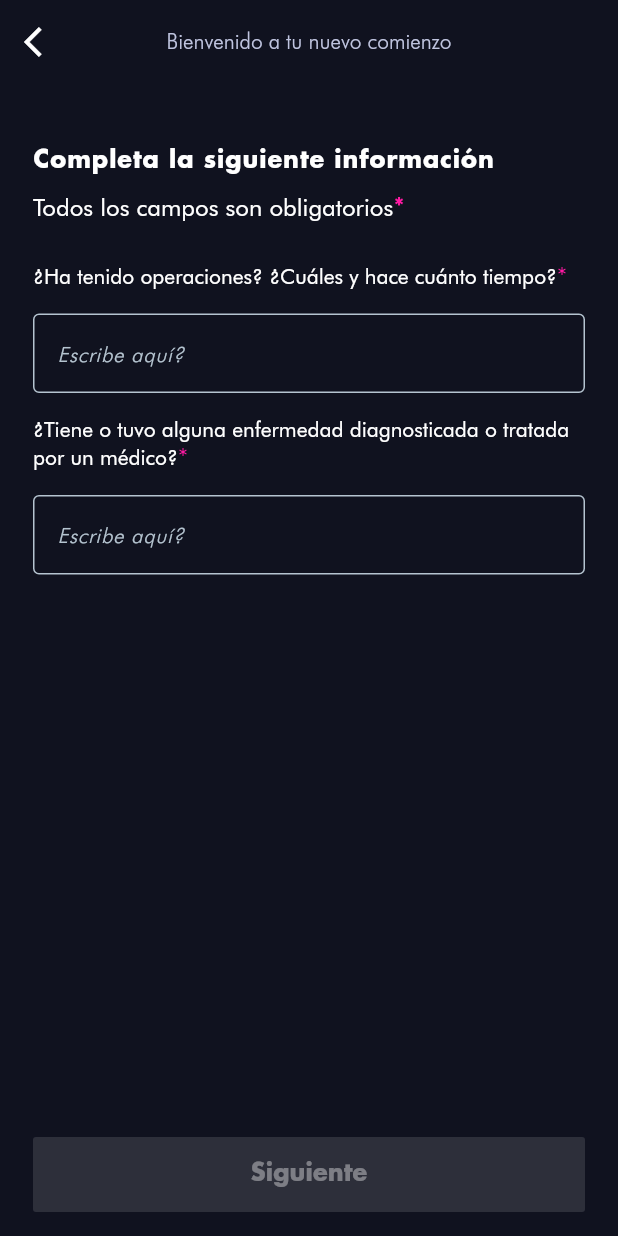
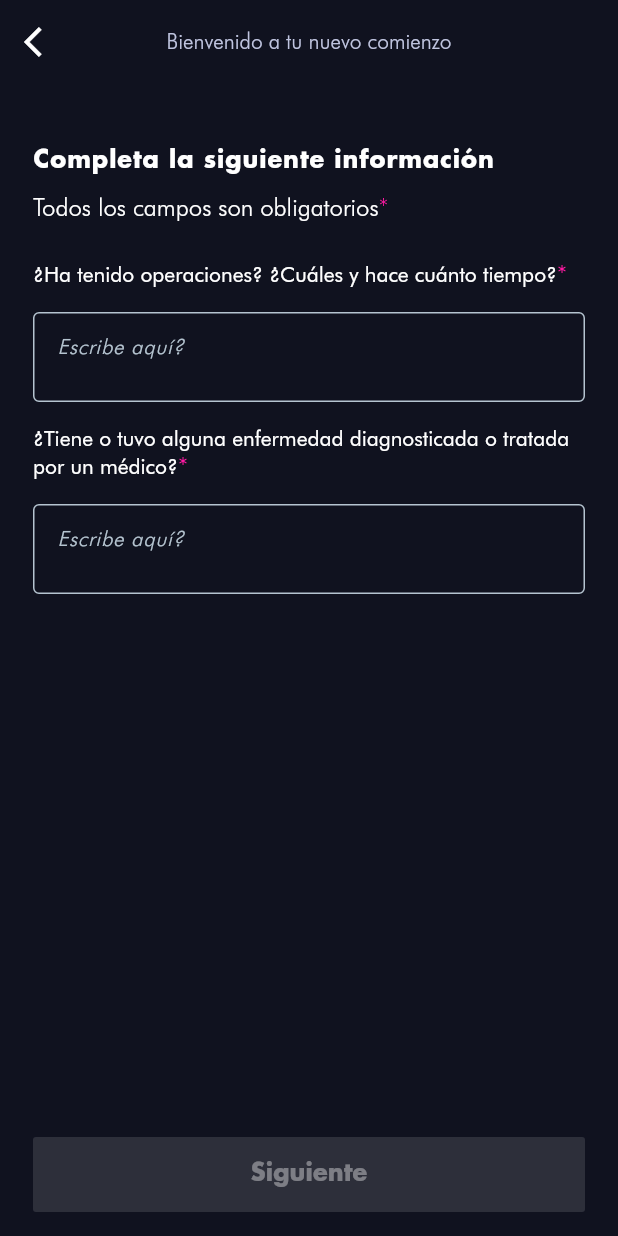
Before and after one commit to renteriajhony/anamnesis, a Flutter app: the screen it shows after launch, on a phone screen of 412 x 824 dp. Run offline on Flutter 3.47's test engine with Material 3 defaults, Android fonts, the phone set to English and light mode, and no system bars.

Commit message:
Documentation project

```diff
--- a/lib/main.dart
+++ b/lib/main.dart
@@ -2,7 +2,7 @@ import 'package:flutter/material.dart';
 import 'package:provider/provider.dart';
 
 import 'anamnesis.dart';
-
+/// [main] function is the entry point of the application.
 void main() {
   runApp(
     ChangeNotifierProvider(
--- a/lib/page/steps_anamnesis/anamnesis_page.dart
+++ b/lib/page/steps_anamnesis/anamnesis_page.dart
@@ -1,10 +1,8 @@
+import 'package:anamnesis/anamnesis.dart';
 import 'package:flutter/material.dart';
 import 'package:provider/provider.dart';
-
-import '../../provider/form_provider.dart';
-import 'screens/screens.dart';
-import '../../widgets/widgets.dart';
-
+/// [AnamnesisPage] class is used to create an anamnesis page for the application.
+/// This page is used to display the anamnesis steps.
 class AnamnesisPage extends StatelessWidget {
   const AnamnesisPage({super.key});
   static const String routeName = '/anamnesis_steps';
@@ -27,7 +25,9 @@ class AnamnesisPage extends StatelessWidget {
         ),
       ),
       floatingActionButton: Padding(
-        padding: const EdgeInsets.symmetric(horizontal: 22),
+        padding: const EdgeInsets.symmetric(
+          horizontal: DimensionsDouble.twentyTwo,
+        ),
         child: CustomPrimaryButton(
           onPressed: () {
             formProvider.navigateToNextStage(context);
@@ -38,25 +38,28 @@ class AnamnesisPage extends StatelessWidget {
       floatingActionButtonLocation: FloatingActionButtonLocation.centerFloat,
       body: ListView(
         shrinkWrap: true,
-        padding: const EdgeInsets.only(left: 22, right: 22, top: 40),
+        padding: const EdgeInsets.only(
+            left: DimensionsDouble.twentyTwo,
+            right: DimensionsDouble.twentyTwo,
+            top: DimensionsDouble.forty),
         children: [
           Text(
             'Completa la siguiente información',
             textAlign: TextAlign.left,
             style: TextStyle(
               fontFamily: 'Futura',
-              fontSize: 16.0,
+              fontSize: DimensionsDouble.sixteen,
               fontWeight: FontWeight.w500,
-              letterSpacing: 16 * 0.04,
+              letterSpacing: DimensionsDouble.sixteen * 0.04,
             ),
           ),
-          const SizedBox(height: 10),
+          const SizedBox(height: DimensionsDouble.ten),
           RichText(
             text: TextSpan(
               text: 'Todos los campos son obligatorios',
               style: TextStyle(
-                fontFamily: "Futura Bk BT",
-                fontSize: 16.0,
+                fontFamily: FontFamilt.futuraLtBt,
+                fontSize: DimensionsDouble.sixteen,
                 fontWeight: FontWeight.w400,
               ),
               children: <TextSpan>[
@@ -64,14 +67,14 @@ class AnamnesisPage extends StatelessWidget {
                     text: '*',
                     style: TextStyle(
                       fontWeight: FontWeight.w400,
-                      fontSize: 16,
-                      fontFamily: 'Futura',
+                      fontSize: DimensionsDouble.sixteen,
+                      fontFamily: FontFamilt.futuraLtBt,
                       color: Theme.of(context).colorScheme.error,
                     )),
               ],
             ),
           ),
-          const SizedBox(height: 25),
+          const SizedBox(height: DimensionsDouble.twentyFive),
           formProvider.currentPage == 0 ? AnamnesisStep1() : AnamnesisStep2(),
         ],
       ),
--- a/lib/page/steps_anamnesis/screens/anamnesis_step1.dart
+++ b/lib/page/steps_anamnesis/screens/anamnesis_step1.dart
@@ -1,9 +1,12 @@
+import 'package:anamnesis/tokens/domensions.dart';
 import 'package:anamnesis/widgets/widgets.dart';
 import 'package:flutter/material.dart';
 import 'package:provider/provider.dart';
 
 import '../../../provider/form_provider.dart';
 
+/// [AnamnesisStep1] class is used to create the first step of the anamnesis form.
+/// This step is used to ask the user if they have had any operations or diseases.
 class AnamnesisStep1 extends StatelessWidget {
   const AnamnesisStep1({super.key});
   @override
@@ -14,35 +17,35 @@ class AnamnesisStep1 extends StatelessWidget {
       crossAxisAlignment: CrossAxisAlignment.start,
       children: [
         RichText(
-          maxLines: 2,
+          maxLines: DimensionsInt.two,
           text: TextSpan(
             text: '¿Ha tenido operaciones? ¿Cuáles y hace cuánto tiempo?',
             style: TextStyle(
-              fontSize: 14,
+              fontSize: DimensionsDouble.fourteen,
               fontWeight: FontWeight.w400,
-              fontFamily: 'Futura Bk BT',
+              fontFamily: FontFamilt.futuraBkBt,
             ),
             children: <TextSpan>[
               TextSpan(
                   text: '*',
                   style: TextStyle(
-                    fontSize: 16,
+                    fontSize: DimensionsDouble.sixteen,
                     fontWeight: FontWeight.w400,
-                    fontFamily: 'Futura Bk BT',
+                    fontFamily: FontFamilt.futuraBkBt,
                     color: Theme.of(context).colorScheme.error,
                   )),
             ],
           ),
         ),
         SizedBox(
-          height: 16,
+          height: DimensionsDouble.sixteen,
         ),
         CustomEditText(
           controller: formProvider.operationsController,
           key: formProvider.operationsFormKey,
         ),
         SizedBox(
-          height: 16,
+          height: DimensionsDouble.sixteen,
         ),
         RichText(
           maxLines: 2,
@@ -50,24 +53,24 @@ class AnamnesisStep1 extends StatelessWidget {
             text:
                 '¿Tiene o tuvo alguna enfermedad diagnosticada o tratada por un médico?',
             style: TextStyle(
-              fontSize: 14,
+              fontSize: DimensionsDouble.fourteen,
               fontWeight: FontWeight.w400,
-              fontFamily: 'Futura Bk BT',
+              fontFamily: FontFamilt.futuraBkBt,
             ),
             children: <TextSpan>[
               TextSpan(
                   text: '*',
                   style: TextStyle(
-                    fontSize: 16,
+                    fontSize: DimensionsDouble.sixteen,
                     fontWeight: FontWeight.w400,
-                    fontFamily: 'Futura Bk BT',
+                    fontFamily: FontFamilt.futuraBkBt,
                     color: Theme.of(context).colorScheme.error,
                   )),
             ],
           ),
         ),
         SizedBox(
-          height: 16,
+          height: DimensionsDouble.sixteen,
         ),
         CustomEditText(
           controller: formProvider.diseaseController,
--- a/lib/tokens/custom_colors.dart
+++ b/lib/tokens/custom_colors.dart
@@ -1,7 +1,8 @@
 import 'package:flutter/material.dart';
-
+/// [CustomColors] class is used to create custom colors for the application.
 class CustomColors {
   static const Color disableButtonColor = Color(0xFF585853);
+  static const Color borderSide = Color.fromARGB(255, 181, 196, 208);
   static const Color backgroundToggleColor = Color(0xFF141728);
-  static const Color toggleSelectedColor = Color(0xFF038BED);
+  static const Color selectedColor = Color(0xFF038BED);
 }
--- a/lib/tokens/domensions.dart
+++ b/lib/tokens/domensions.dart
@@ -0,0 +1,37 @@
+
+///[DimensionsInt] Contiene las dimenciones de tipo (int) que utilizan los widgets.
+class DimensionsInt {
+  static const int one = 1;
+  static const int two = 2;
+  static const int four = 4;
+  static const int fortySix = 46;
+  static const int fortySeven = 47;
+}
+
+///[DimensionsDouble] Contiene las dimenciones de tipo (double) que utilizan los widgets.
+class DimensionsDouble {
+  static const double one = 1.0;
+  static const double two = 2.0;
+  static const double ten = 10.0;
+  static const double fourteen = 14.0;
+  static const double sixteen = 16.0;
+  static const double twentyTwo = 22.0;
+  static const double twentyFive = 25.0;
+  static const double forty = 40.0;
+  static const double fifty = 50.0;
+  static const double sixty = 60.0;
+}
+
+///[DimensionsOpacity] Contiene las valores de opaciodad (double) que utilizan los widgets.
+class DimensionsOpacity {
+  static const double zeroPointFour = 0.04;
+  static const double zeroPointFive = 0.05;
+  static const double fourTenth = 0.4;
+}
+
+///[FontFamilt] Tipo de fuente que utilizan los widgets.
+class FontFamilt {
+  static const String futura = 'Futura';
+  static const String futuraLtBt = 'Futura Lt BT';
+  static const String futuraBkBt = 'Futura Bk BT';
+}
--- a/lib/tokens/theme_data.dart
+++ b/lib/tokens/theme_data.dart
@@ -1,5 +1,5 @@
 import 'package:flutter/material.dart';
-
+/// [CustomThenData] class is used to create a custom theme data for the application.
 class CustomThenData {
   static ThemeData getThemeData() {
     return ThemeData(
--- a/lib/widgets/custom_edit_text.dart
+++ b/lib/widgets/custom_edit_text.dart
@@ -2,10 +2,13 @@ import 'package:flutter/material.dart';
 import 'package:provider/provider.dart';
 
 import '../provider/form_provider.dart';
+import '../tokens/tokens.dart';
 
+/// [CustomEditText] class is used to create a custom edit text for the application.
 class CustomEditText extends StatelessWidget {
   const CustomEditText({super.key, required this.controller});
 
+  /// [controller] is used to control the text field.
   final TextEditingController controller;
 
   @override
@@ -14,38 +17,41 @@ class CustomEditText extends StatelessWidget {
     return SizedBox(
       width: double.infinity,
       child: TextField(
-        maxLines: 1,
+        maxLines: DimensionsInt.two,
         controller: controller,
         onChanged: (value) {
           formProvider.validateForm();
         },
         textInputAction: TextInputAction.next,
         style: TextStyle(
-          fontSize: 14,
+          fontSize: DimensionsDouble.fourteen,
           fontWeight: FontWeight.normal,
           fontStyle: FontStyle.normal,
-          fontFamily: 'Futura Lt BT',
-          color: Colors.white,
+          fontFamily: FontFamilt.futuraLtBt,
+          color: Theme.of(context).colorScheme.onSecondary,
+          height: DimensionsDouble.one,
         ),
         decoration: InputDecoration(
           enabledBorder: OutlineInputBorder(
             borderSide: BorderSide(
-                color: const Color.fromARGB(255, 181, 196, 208), width: 1.0),
+                color: CustomColors.borderSide, width: DimensionsDouble.one),
           ),
           focusedBorder: OutlineInputBorder(
             borderSide: BorderSide(
-                color: const Color.fromARGB(255, 97, 97, 168), width: 2.0),
+              color: CustomColors.selectedColor
+                  .withValues(alpha: DimensionsOpacity.fourTenth),
+              width: DimensionsDouble.two,
+            ),
           ),
           hintText: 'Escribe aquí?',
           hintStyle: TextStyle(
-            fontSize: 14,
+            fontSize: DimensionsDouble.fourteen,
             fontWeight: FontWeight.normal,
             fontStyle: FontStyle.italic,
-            fontFamily: 'Futura Lt BT',
-            color: const Color.fromARGB(255, 181, 196, 208),
+            fontFamily: FontFamilt.futuraLtBt,
+            color: CustomColors.borderSide,
           ),
           border: OutlineInputBorder(),
-          fillColor: Colors.red,
         ),
       ),
     );
--- a/lib/widgets/custom_primary_button.dart
+++ b/lib/widgets/custom_primary_button.dart
@@ -2,7 +2,7 @@ import 'package:flutter/material.dart';
 import 'package:provider/provider.dart';
 
 import '../anamnesis.dart';
-
+/// [CustomPrimaryButton] class is used to create a custom primary button for the application.
 class CustomPrimaryButton extends StatelessWidget {
   const CustomPrimaryButton({
     super.key,
@@ -10,7 +10,9 @@ class CustomPrimaryButton extends StatelessWidget {
     required this.onPressed,
   });
 
+  /// [onPressed] is used to handle the button press event.
   final VoidCallback onPressed;
+  /// [text] is used to display the button text.
   final String text;
 
   @override
@@ -22,16 +24,16 @@ class CustomPrimaryButton extends StatelessWidget {
             ? Theme.of(context).colorScheme.primary
             : CustomColors.disableButtonColor,
         foregroundColor: Theme.of(context).colorScheme.onPrimary,
-        minimumSize: Size(double.infinity, 50),
-        maximumSize: Size(double.infinity, 60),
+        minimumSize: Size(double.infinity, DimensionsDouble.fifty),
+        maximumSize: Size(double.infinity, DimensionsDouble.sixty),
         shape: const RoundedRectangleBorder(
-          borderRadius: BorderRadius.all(Radius.circular(2)),
+          borderRadius: BorderRadius.all(Radius.circular(DimensionsDouble.two)),
         ),
       ),
       onPressed: formProvider.isPageValid ? onPressed.call : null,
       child: Text(
         text,
-        style: TextStyle(fontSize: 16, fontWeight: FontWeight.w300),
+        style: TextStyle(fontSize: DimensionsDouble.sixteen, fontWeight: FontWeight.w300),
       ),
     );
   }
```
Also changed, not shown: lib/helpers/dialog_confirm.dart (+8 -3 lines), lib/page/anamnesis_result/anamnesis_result_page.dart (+49 -44 lines), lib/page/steps_anamnesis/screens/anamnesis_step2.dart (+16 -16 lines), lib/provider/form_provider.dart (+27 -0 lines), lib/widgets/custom_toggle_button.dart (+16 -7 lines).
